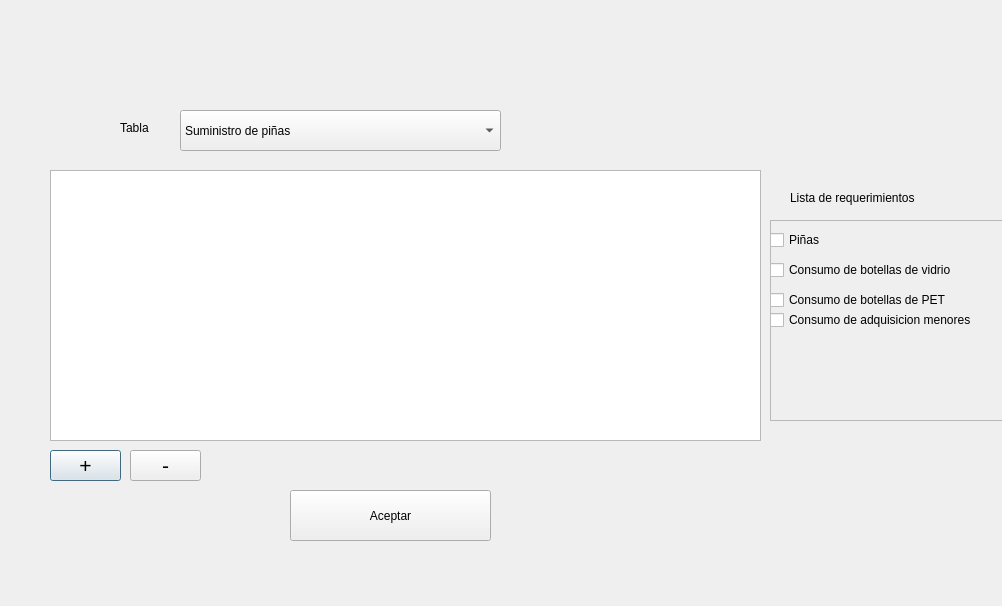
Qt form interfaces/ventanas_abastecimiento/Ingreso_datos_abastecimiento.ui (EscuelaProyectosPOO/simulacion) before a commit.
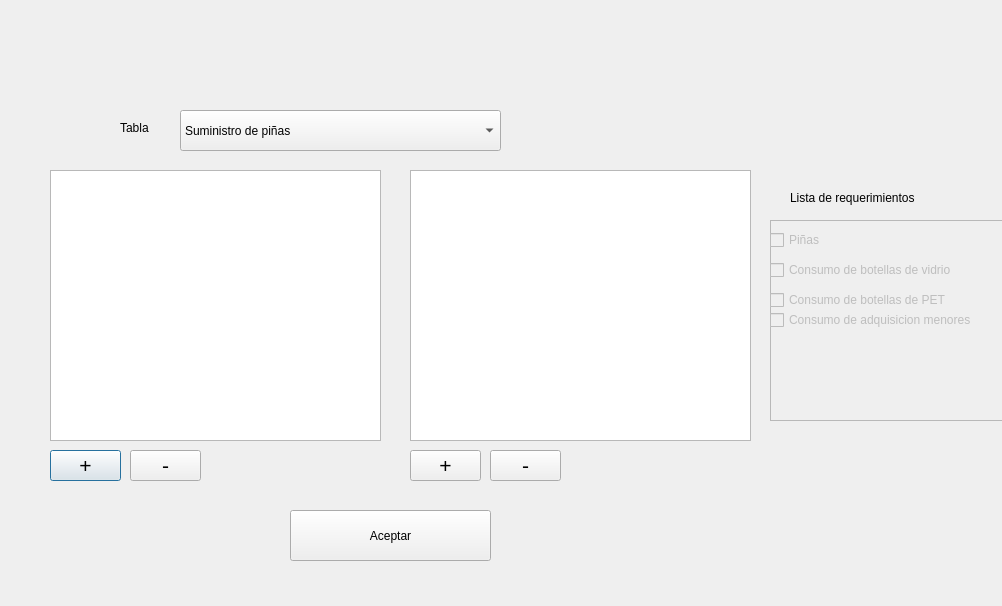
The same form after that commit.

Commit message: agregamiento de header a las tablas de avbastecimiento ye ventas

```diff
--- a/interfaces/ventanas_abastecimiento/Ingreso_datos_abastecimiento.ui
+++ b/interfaces/ventanas_abastecimiento/Ingreso_datos_abastecimiento.ui
@@ -13,6 +13,9 @@
   <property name="windowTitle">
    <string>Dialog</string>
   </property>
+  <property name="autoFillBackground">
+   <bool>false</bool>
+  </property>
   <widget class="QLabel" name="label">
    <property name="geometry">
     <rect>
@@ -31,10 +34,16 @@
     <rect>
      <x>50</x>
      <y>170</y>
-     <width>711</width>
+     <width>331</width>
      <height>271</height>
     </rect>
    </property>
+   <property name="autoFillBackground">
+    <bool>true</bool>
+   </property>
+   <property name="sizeAdjustPolicy">
+    <enum>QAbstractScrollArea::AdjustToContents</enum>
+   </property>
   </widget>
   <widget class="QComboBox" name="tablas_opcion">
    <property name="geometry">
@@ -101,7 +110,7 @@
    <property name="geometry">
     <rect>
      <x>290</x>
-     <y>490</y>
+     <y>510</y>
      <width>201</width>
      <height>51</height>
     </rect>
@@ -126,6 +135,9 @@
     <enum>QFrame::Raised</enum>
    </property>
    <widget class="QCheckBox" name="checkBox_25">
+    <property name="enabled">
+     <bool>false</bool>
+    </property>
     <property name="geometry">
      <rect>
       <x>0</x>
@@ -139,6 +151,9 @@
     </property>
    </widget>
    <widget class="QCheckBox" name="checkBox_26">
+    <property name="enabled">
+     <bool>false</bool>
+    </property>
     <property name="geometry">
      <rect>
       <x>0</x>
@@ -152,6 +167,9 @@
     </property>
    </widget>
    <widget class="QCheckBox" name="checkBox_27">
+    <property name="enabled">
+     <bool>false</bool>
+    </property>
     <property name="geometry">
      <rect>
       <x>0</x>
@@ -165,6 +183,9 @@
     </property>
    </widget>
    <widget class="QCheckBox" name="checkBox_28">
+    <property name="enabled">
+     <bool>false</bool>
+    </property>
     <property name="geometry">
      <rect>
       <x>0</x>
@@ -196,6 +217,55 @@
     <string>-</string>
    </property>
   </widget>
+  <widget class="QPushButton" name="btnmas2">
+   <property name="geometry">
+    <rect>
+     <x>410</x>
+     <y>450</y>
+     <width>71</width>
+     <height>31</height>
+    </rect>
+   </property>
+   <property name="font">
+    <font>
+     <pointsize>16</pointsize>
+    </font>
+   </property>
+   <property name="text">
+    <string>+</string>
+   </property>
+  </widget>
+  <widget class="QPushButton" name="btnmenos2">
+   <property name="geometry">
+    <rect>
+     <x>490</x>
+     <y>450</y>
+     <width>71</width>
+     <height>31</height>
+    </rect>
+   </property>
+   <property name="font">
+    <font>
+     <pointsize>16</pointsize>
+    </font>
+   </property>
+   <property name="text">
+    <string>-</string>
+   </property>
+  </widget>
+  <widget class="QTableWidget" name="tabla2">
+   <property name="geometry">
+    <rect>
+     <x>410</x>
+     <y>170</y>
+     <width>341</width>
+     <height>271</height>
+    </rect>
+   </property>
+   <property name="sizeAdjustPolicy">
+    <enum>QAbstractScrollArea::AdjustToContents</enum>
+   </property>
+  </widget>
  </widget>
  <resources/>
  <connections/>
```
The commit also changes 5 other files.
